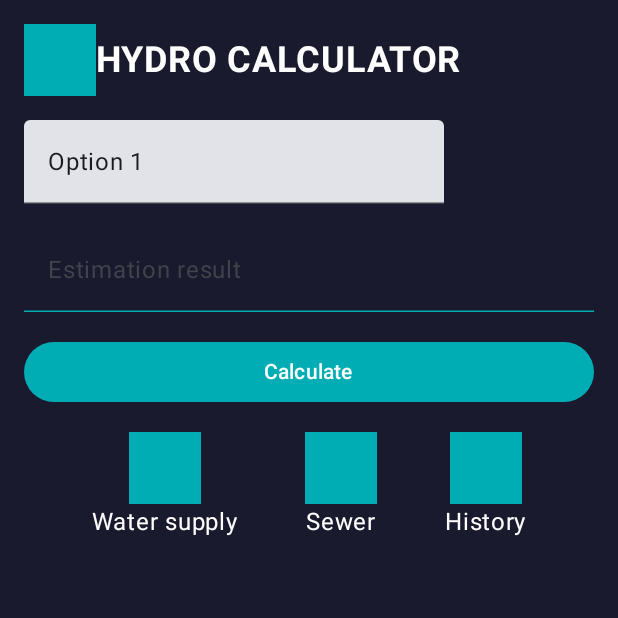
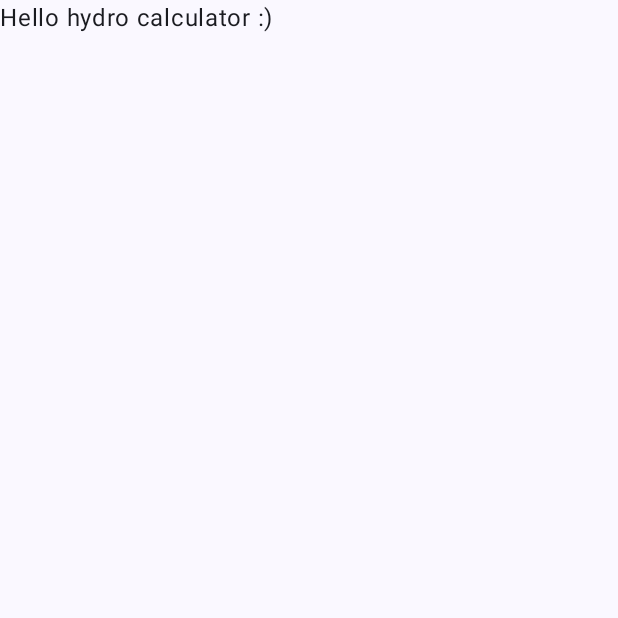
Before and after one commit to AsenTerziyski/HydroCalculatorAndroid, an Android app built with Jetpack Compose: the screen it shows after launch (MainActivity), on a phone screen of 412 x 824 dp, the top half of it. Run offline under Robolectric (Android 15) with nearby library versions, the phone set to English and light mode, and no system bars.

Commit message:
Clean project

```diff
--- a/app/src/main/java/com/example/hydrocalculator/MainActivity.kt
+++ b/app/src/main/java/com/example/hydrocalculator/MainActivity.kt
@@ -1,27 +1,14 @@
 package com.example.hydrocalculator
 
-import android.app.Activity
 import android.os.Bundle
 import androidx.activity.ComponentActivity
 import androidx.activity.compose.setContent
-import androidx.activity.enableEdgeToEdge
 import androidx.compose.foundation.layout.fillMaxSize
 import androidx.compose.material3.MaterialTheme
 import androidx.compose.material3.Surface
-import androidx.compose.runtime.Composable
-import androidx.compose.runtime.DisposableEffect
-import androidx.compose.runtime.LaunchedEffect
+import androidx.compose.material3.Text
 import androidx.compose.ui.Modifier
-import androidx.compose.ui.platform.LocalView
-import androidx.core.view.WindowCompat
-import androidx.core.view.WindowInsetsCompat
-import androidx.core.view.WindowInsetsControllerCompat
-import androidx.navigation.compose.NavHost
-import androidx.navigation.compose.composable
-import androidx.navigation.compose.rememberNavController
 import com.example.hydrocalculator.ui.theme.HydrocalculatorTheme
-import com.example.hydrocalculator.view.HydroCalculatorScreen
-import kotlinx.coroutines.delay
 
 class MainActivity : ComponentActivity() {
     override fun onCreate(savedInstanceState: Bundle?) {
@@ -32,76 +19,9 @@ class MainActivity : ComponentActivity() {
                     modifier = Modifier.fillMaxSize(),
                     color = MaterialTheme.colorScheme.background
                 ) {
-                    HydroCalculatorAppEntry(
-                        onAppReady = {
-                            enableEdgeToEdge()
-                        }
-                    )
+                    Text("Hello hydro calculator :)")
                 }
             }
         }
     }
 }
-
-
-@Composable
-fun HydroCalculatorAppEntry(
-    onAppReady: () -> Unit
-) {
-    val navController = rememberNavController()
-    NavHost(navController = navController, startDestination = "splash") {
-        composable("splash") {
-            SystemBarsController(showSystemBars = false) // Hide system bars
-            SplashScreen()
-            LaunchedEffect(Unit) {
-                delay(3000)
-                onAppReady.invoke()
-                navController.navigate("hydroCalculator") {
-                    popUpTo("splash") { inclusive = true }
-                    launchSingleTop = true
-                }
-            }
-        }
-        composable("hydroCalculator") {
-            // Ensure system bars are shown for the main content screen
-            // And call onAppReady here to enable edge-to-edge for the main app.
-            SystemBarsController(showSystemBars = true, onSystemBarsReady = onAppReady)
-            HydroCalculatorScreen()
-        }
-    }
-}
-
-@Composable
-fun SystemBarsController(showSystemBars: Boolean, onSystemBarsReady: (() -> Unit)? = null) {
-    val view = LocalView.current
-    if (!view.isInEditMode) {
-        DisposableEffect(Unit, showSystemBars) {
-            val window = (view.context as? Activity)?.window
-            if (window != null) {
-                val insetsController = WindowCompat.getInsetsController(window, view)
-                if (showSystemBars) {
-                    insetsController.show(WindowInsetsCompat.Type.systemBars())
-                    onSystemBarsReady?.invoke()
-                } else {
-                    // Hide both status and navigation bars
-                    insetsController.hide(WindowInsetsCompat.Type.systemBars()) // This hides both
-                    // Or individually:
-                    // insetsController.hide(WindowInsetsCompat.Type.statusBars())
-                    // insetsController.hide(WindowInsetsCompat.Type.navigationBars())
-
-                    insetsController.systemBarsBehavior =
-                        WindowInsetsControllerCompat.BEHAVIOR_SHOW_TRANSIENT_BARS_BY_SWIPE
-                }
-            }
-            onDispose {
-                // Typically, the next screen's SystemBarsController will handle showing them.
-                // If you wanted to be absolutely sure they reappear if this composable is
-                // disposed for reasons other than navigation to a screen that also controls them:
-                // val window = (view.context as? Activity)?.window
-                // if (window != null) {
-                // WindowCompat.getInsetsController(window, view).show(WindowInsetsCompat.Type.systemBars())
-                // }
-            }
-        }
-    }
-}
--- a/app/src/main/java/com/example/hydrocalculator/SplashScreenView.kt
+++ /dev/null
@@ -1,84 +0,0 @@
-package com.example.hydrocalculator
-
-import androidx.compose.foundation.Image
-import androidx.compose.foundation.layout.Arrangement
-import androidx.compose.foundation.layout.Column
-import androidx.compose.foundation.layout.Spacer
-import androidx.compose.foundation.layout.fillMaxWidth
-import androidx.compose.foundation.layout.height
-import androidx.compose.foundation.layout.padding
-import androidx.compose.foundation.layout.size
-import androidx.compose.material3.MaterialTheme
-import androidx.compose.material3.Text
-import androidx.compose.runtime.Composable
-import androidx.compose.ui.Alignment
-import androidx.compose.ui.Modifier
-import androidx.compose.ui.graphics.Color
-import androidx.compose.ui.res.painterResource
-import androidx.compose.ui.text.font.FontWeight
-import androidx.compose.ui.text.style.TextAlign
-import androidx.compose.ui.tooling.preview.Preview
-import androidx.compose.ui.unit.dp
-import androidx.compose.ui.unit.sp
-
-// Assuming your R class is generated in this package or imported correctly
-// If not, you might need: import com.yourpackage.R (replace with your actual package)
-
-@Composable
-fun SplashScreen() { // Current empty function from your file
-    // You could call your new fancy text Composable here if this is where it's needed
-    // For example:
-     FancyTextWithImageBelow()
-}
-
-@Composable
-fun FancyTextWithImageBelow() {
-    Column(
-        modifier = Modifier
-            .fillMaxWidth() // Take full width
-            .padding(16.dp), // Add some padding around the column
-        horizontalAlignment = Alignment.CenterHorizontally, // Center content horizontally
-        verticalArrangement = Arrangement.Center // Center content vertically within its bounds
-    ) {
-        Text(
-            text = "Hello",
-            textAlign = TextAlign.Center,
-            style = MaterialTheme.typography.headlineLarge.copy( // Start with a Material theme style
-                // If you added a custom font:
-                // fontFamily = FontFamily(Font(R.font.your_fancy_font)), // Replace your_fancy_font
-                fontWeight = FontWeight.Bold, // Make it bold
-                fontSize = 48.sp, // Larger font size
-                color = Color(0xFF00695C) // Example: A deep teal color
-            )
-        )
-        Text(
-            text = "Hydrocalculator",
-            textAlign = TextAlign.Center,
-            style = MaterialTheme.typography.headlineMedium.copy(
-                // If you added a custom font:
-                // fontFamily = FontFamily(Font(R.font.your_fancy_font)), // Replace your_fancy_font
-                fontWeight = FontWeight.Normal,
-                fontSize = 36.sp,
-                color = Color(0xFF004D40) // Example: A slightly darker teal
-            ),
-            modifier = Modifier.padding(top = 4.dp) // Little space between "Hello" and "Hydrocalculator"
-        )
-
-        Spacer(modifier = Modifier.height(24.dp)) // Space between text and image
-
-        Image(
-            painter = painterResource(id = R.drawable.hidro_calculator_splash), // REPLACE with your image drawable
-            contentDescription = "Descriptive text for the image", // For accessibility
-            modifier = Modifier.size(180.dp) // Adjust size as needed
-        )
-    }
-}
-
-// Preview for your new Composable
-@Preview(showBackground = true, backgroundColor = 0xFFFFFFFF) // White background for preview
-@Composable
-fun FancyTextWithImageBelowPreview() {
-    MaterialTheme { // Wrap in MaterialTheme for previews to get default styles
-        FancyTextWithImageBelow()
-    }
-}
--- a/app/src/main/java/com/example/hydrocalculator/view/WaterEstimationView.kt
+++ /dev/null
@@ -1,171 +0,0 @@
-package com.example.hydrocalculator.view
-
-import androidx.compose.foundation.background
-import androidx.compose.foundation.clickable
-import androidx.compose.foundation.layout.Arrangement
-import androidx.compose.foundation.layout.Column
-import androidx.compose.foundation.layout.Row
-import androidx.compose.foundation.layout.fillMaxSize
-import androidx.compose.foundation.layout.fillMaxWidth
-import androidx.compose.foundation.layout.padding
-import androidx.compose.foundation.layout.size
-import androidx.compose.foundation.layout.width
-import androidx.compose.material3.Button
-import androidx.compose.material3.ButtonDefaults
-import androidx.compose.material3.DropdownMenu
-import androidx.compose.material3.DropdownMenuItem
-import androidx.compose.material3.ExperimentalMaterial3Api
-import androidx.compose.material3.Icon
-import androidx.compose.material3.LocalTextStyle
-import androidx.compose.material3.Text
-import androidx.compose.material3.TextField
-import androidx.compose.material3.TextFieldDefaults
-import androidx.compose.runtime.Composable
-import androidx.compose.runtime.mutableStateOf
-import androidx.compose.runtime.remember
-import androidx.compose.ui.Alignment
-import androidx.compose.ui.Modifier
-import androidx.compose.ui.graphics.Color
-import androidx.compose.ui.res.painterResource
-import androidx.compose.ui.text.font.FontWeight
-import androidx.compose.ui.unit.dp
-import androidx.compose.ui.unit.sp
-import com.example.hydrocalculator.R
-
-@OptIn(ExperimentalMaterial3Api::class)
-@Composable
-fun HydroCalculatorScreen() {
-    Column(
-        modifier = Modifier
-            .fillMaxSize()
-            .background(Color(0xFF1A1A2E))
-            .padding(16.dp)
-    ) {
-        Row(
-            verticalAlignment = Alignment.CenterVertically,
-            modifier = Modifier.padding(bottom = 16.dp)
-        ) {
-            Icon(
-                painter = painterResource(id = R.drawable.ic_launcher_background),
-                contentDescription = "Hydro Calculator Logo",
-                tint = Color(0xFF00ADB5),
-                modifier = Modifier.size(48.dp)
-            )
-            Spacer(modifier = Modifier.width(8.dp))
-            Text(
-                text = "HYDRO CALCULATOR",
-                color = Color.White,
-                fontSize = 24.sp,
-                fontWeight = FontWeight.Bold
-            )
-        }
-
-        CustomDropdownMenu(
-            label = "Select",
-            options = listOf("Option 1", "Option 2", "Option 3"),
-            modifier = Modifier
-                .fillMaxWidth()
-                .padding(bottom = 16.dp)
-        )
-
-        TextField(
-            value = "",
-            onValueChange = {},
-            label = { Text("Estimation result") },
-            modifier = Modifier
-                .fillMaxWidth()
-                .padding(bottom = 16.dp),
-            colors = TextFieldDefaults.colors(
-                focusedIndicatorColor = Color(0xFF00ADB5),
-                unfocusedIndicatorColor = Color(0xFF00ADB5),
-                focusedContainerColor = Color(0xFF1A1A2E),
-                unfocusedContainerColor = Color(0xFF1A1A2E),
-                cursorColor = Color(0xFF00ADB5),
-                focusedTextColor = Color.White,
-                unfocusedTextColor = Color.White
-            )
-        )
-
-        Button(
-            onClick = { /* Handle calculate action */ },
-            modifier = Modifier
-                .fillMaxWidth()
-                .padding(bottom = 16.dp),
-            colors = ButtonDefaults.buttonColors(Color(0xFF00ADB5))
-        ) {
-            Text(text = "Calculate", color = Color.White)
-        }
-
-        Row(
-            horizontalArrangement = Arrangement.SpaceEvenly,
-            modifier = Modifier.fillMaxWidth()
-        ) {
-            IconWithLabel(iconRes = R.drawable.ic_launcher_background, label = "Water supply")
-            IconWithLabel(iconRes = R.drawable.ic_launcher_background, label = "Sewer")
-            IconWithLabel(iconRes = R.drawable.ic_launcher_background, label = "History")
-        }
-    }
-}
-
-@Composable
-fun Spacer(modifier: Any) {
-
-}
-
-@OptIn(ExperimentalMaterial3Api::class)
-@Composable
-fun CustomDropdownMenu(label: String, options: List<String>, modifier: Modifier = Modifier) {
-    var expanded = remember { mutableStateOf(false) }
-    var selectedOption = remember { mutableStateOf(options[0]) }
-
-    Column(modifier = modifier) {
-
-        TextField(value = selectedOption.value, onValueChange = {})
-
-
-//        TextField(
-//            value = selectedOption,
-//            onValueChange = {},
-//            readOnly = true,
-//            label = { Text(label) },
-//            modifier = Modifier
-//                .fillMaxWidth()
-//                .clickable { expanded.value = true },
-//            textStyle = LocalTextStyle.current.copy(color = Color.White),
-//            colors = TextFieldDefaults.colors(
-//                focusedContainerColor = Color(0xFF1A1A2E),
-//                unfocusedContainerColor = Color(0xFF1A1A2E),
-//                focusedIndicatorColor = Color(0xFF00ADB5),
-//                unfocusedIndicatorColor = Color(0xFF00ADB5),
-//                cursorColor = Color(0xFF00ADB5)
-//            )
-//        )
-        DropdownMenu(
-            expanded = expanded.value,
-            onDismissRequest = { expanded.value = false }
-        ) {
-            options.forEach { option ->
-                DropdownMenuItem(
-                    onClick = {
-                        selectedOption.value = option
-                        expanded.value = false
-                    },
-                    text = { Text(text = option) }
-                )
-            }
-        }
-    }
-}
-
-@Composable
-fun IconWithLabel(iconRes: Int, label: String) {
-    Column(horizontalAlignment = Alignment.CenterHorizontally) {
-        Icon(
-            painter = painterResource(id = iconRes),
-            contentDescription = label,
-            tint = Color(0xFF00ADB5),
-            modifier = Modifier.size(48.dp)
-        )
-        Text(text = label, color = Color.White)
-    }
-}
```
